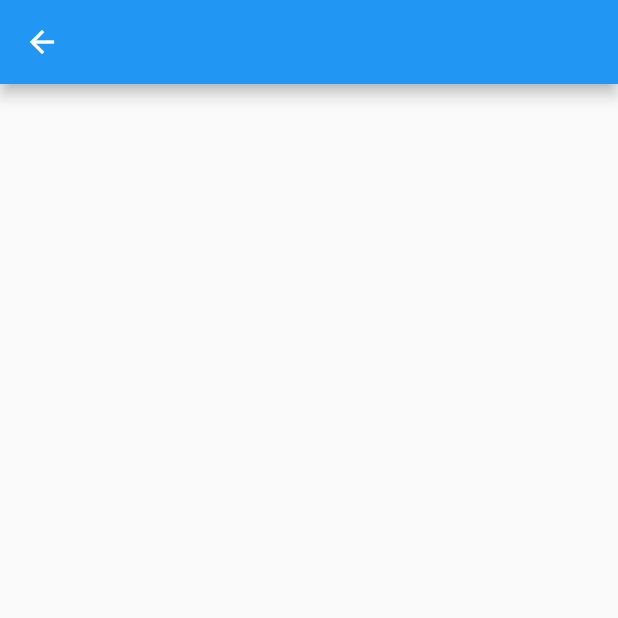
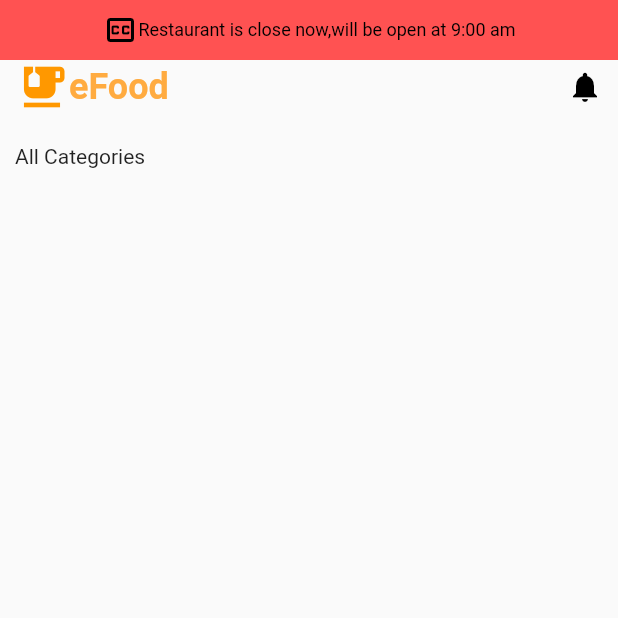
Before and after one commit to SaminYeaser/code_cell, a Flutter app: the DesignedPage screen opened directly, on a phone screen of 412 x 824 dp, the top half of it. Run offline on Flutter 3.47's test engine with Material 2 defaults, Android fonts, the phone set to English and light mode, and no system bars.

Commit message:
designing

```diff
--- a/lib/design_page.dart
+++ b/lib/design_page.dart
@@ -11,7 +11,66 @@ class _DesignedPageState extends State<DesignedPage> {
   @override
   Widget build(BuildContext context) {
     return Scaffold(
-      appBar: AppBar(),
+      body: SafeArea(
+        child: Column(
+          children: [
+            Container(
+              decoration: BoxDecoration(
+                color: Colors.redAccent
+              ),
+              child: Padding(
+                padding: const EdgeInsets.symmetric(vertical: 8.0),
+                child: Row(
+                  mainAxisAlignment: MainAxisAlignment.center,
+                  children: const [
+                    Icon(Icons.closed_caption_outlined,color: Colors.black,),
+                    Text('Restaurant is close now,will be open at 9:00 am',style: TextStyle(
+                      color: Colors.black,
+                      fontSize: 12
+                    ),)
+                  ],
+                ),
+              ),
+            ),
+            Padding(
+              padding: const EdgeInsets.symmetric(horizontal: 10.0),
+              child: Column(
+                crossAxisAlignment: CrossAxisAlignment.start,
+                children: [
+                  Row(
+                    mainAxisAlignment: MainAxisAlignment.spaceBetween,
+                    children: [
+                      Row(
+                        children: const [
+                          Icon(Icons.emoji_food_beverage,size: 36,color: Colors.orange,),
+                          Text(
+                            'eFood',
+                            style:
+                                TextStyle(
+                                    color: Colors.orangeAccent,
+                                    fontSize: 24,
+                                    fontWeight: FontWeight.bold
+                                ),
+                          ),
+                        ],
+                      ),
+                      const Icon(
+                        Icons.notifications,
+                        color: Colors.black,
+                        size: 24,
+                      )
+                    ],
+                  ),
+                  const SizedBox(height: 20,),
+                  const Text('All Categories', style: TextStyle(
+                    fontSize: 14
+                  ),)
+                ],
+              ),
+            )
+          ],
+        ),
+      ),
     );
   }
 }
--- a/lib/main.dart
+++ b/lib/main.dart
@@ -1,5 +1,6 @@
 import 'package:flutter/material.dart';
 
+import 'design_page.dart';
 import 'my_home_page.dart';
 
 void main() {
@@ -17,7 +18,7 @@ class MyApp extends StatelessWidget {
       theme: ThemeData(
         primarySwatch: Colors.blue,
       ),
-      home: const MyHomePage(),
+      home: const DesignedPage() /*MyHomePage()*/,
     );
   }
 }
```
